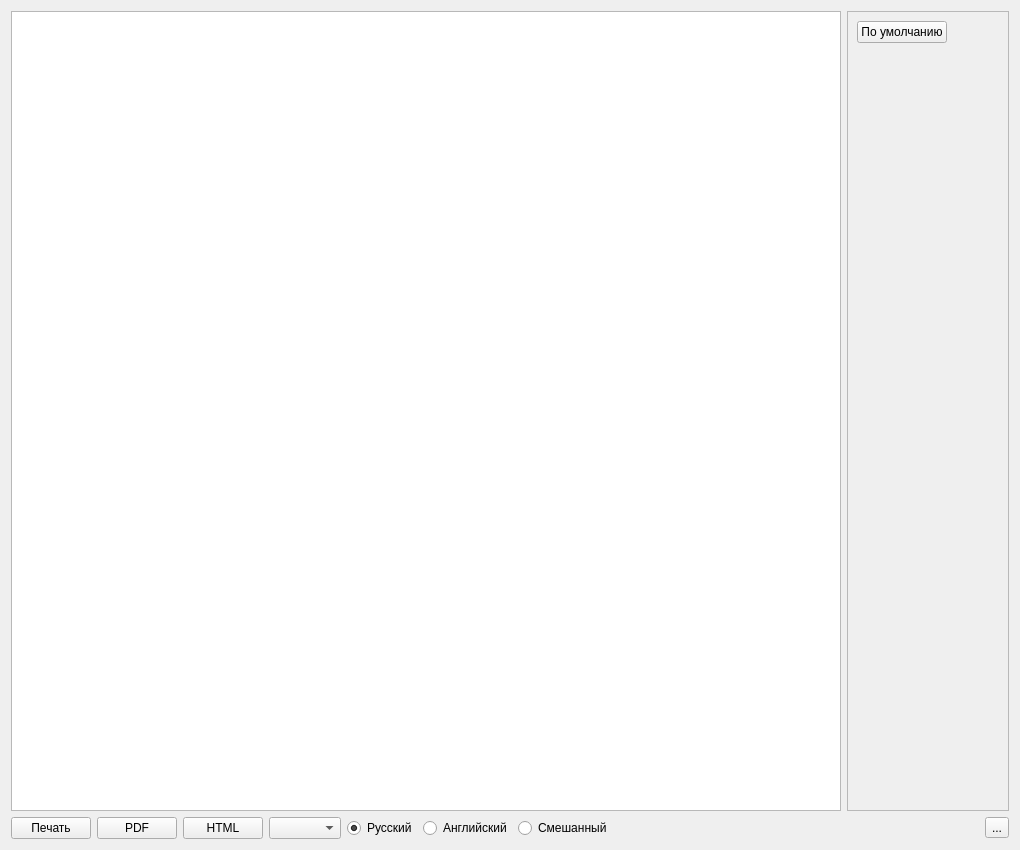
The window that editor.ui (Sergeyego/el_sert) describes before a commit, drawn with Qt 5.
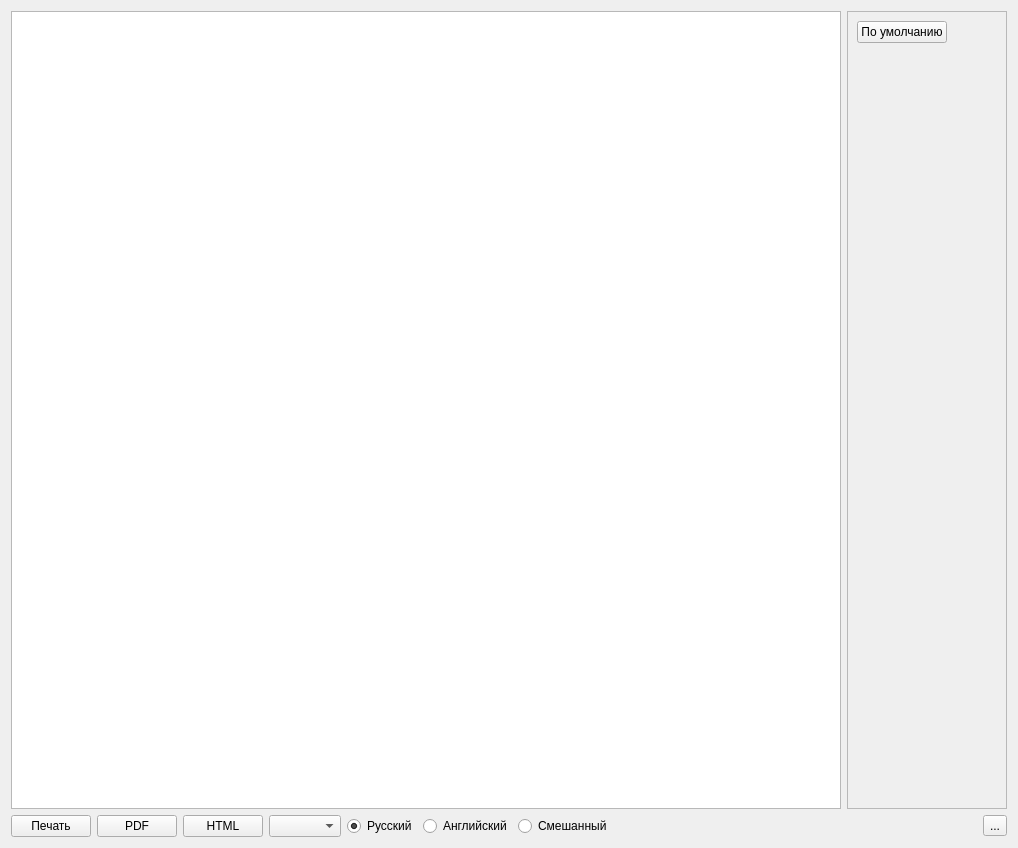
The same window after the commit. Custom widgets are drawn as their Qt base class.

```diff
--- a/editor.ui
+++ b/editor.ui
@@ -9,8 +9,8 @@
    <rect>
     <x>0</x>
     <y>0</y>
-    <width>1020</width>
-    <height>850</height>
+    <width>1018</width>
+    <height>848</height>
    </rect>
   </property>
   <property name="windowTitle">
@@ -48,8 +48,8 @@
          <rect>
           <x>0</x>
           <y>0</y>
-          <width>166</width>
-          <height>789</height>
+          <width>164</width>
+          <height>787</height>
          </rect>
         </property>
         <layout class="QVBoxLayout" name="verticalLayout">
@@ -173,6 +173,11 @@
    <extends>QTextEdit</extends>
    <header>editor.h</header>
   </customwidget>
+  <customwidget>
+   <class>DbComboBox</class>
+   <extends>QComboBox</extends>
+   <header>db/dbcombobox.h</header>
+  </customwidget>
  </customwidgets>
  <resources/>
  <connections/>
```
Left out of the diff: 2 changed lines with no effect on the pictures.
